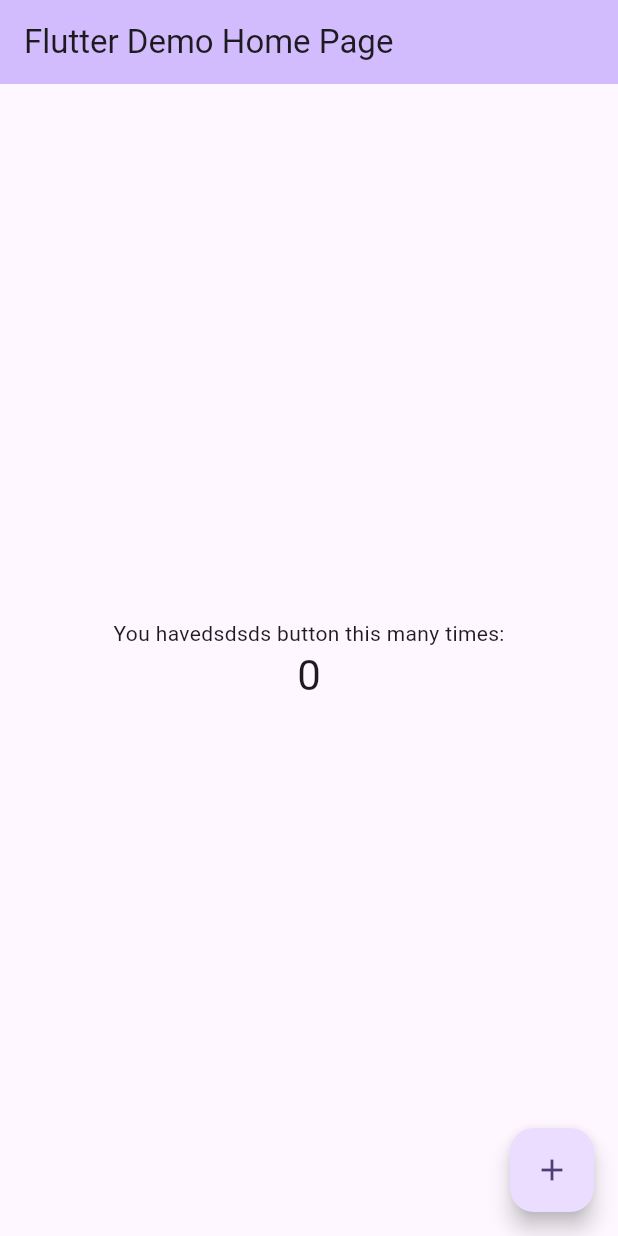
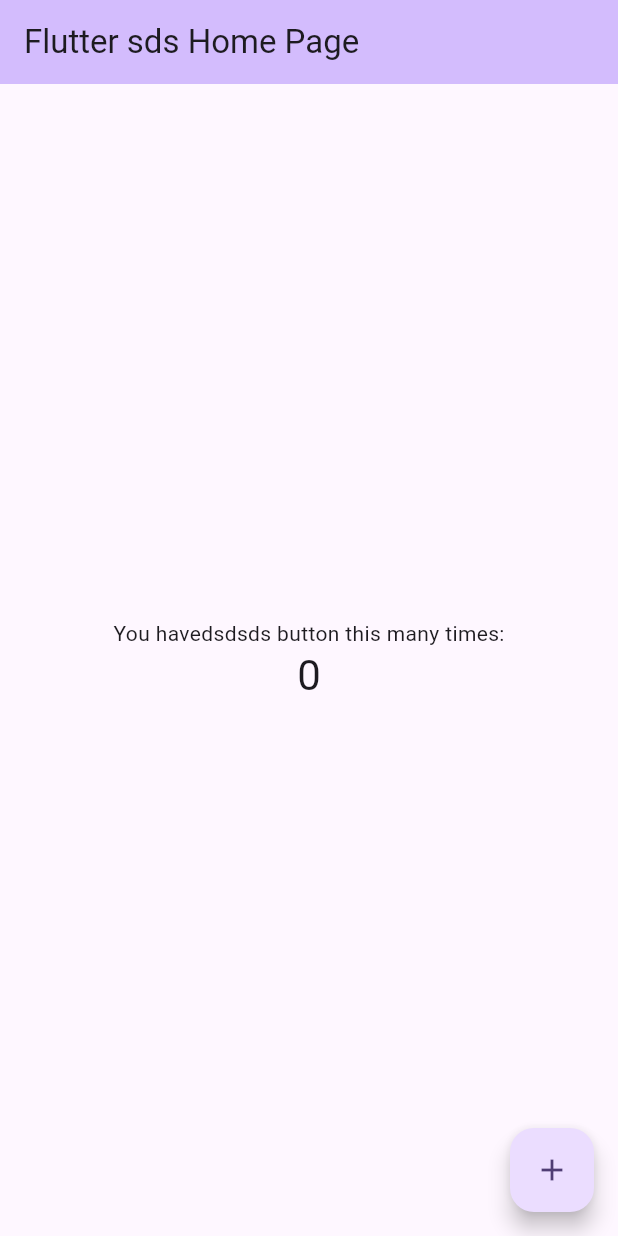
Before and after one commit to grumpyro1/Car-Rental-, a Flutter app: the screen it shows after launch, on a phone screen of 412 x 824 dp. Run offline on Flutter 3.47's test engine with Material 3 defaults, Android fonts, the phone set to English and light mode, and no system bars; our stand-ins replace firebase_core; accounts and stored records are empty.

Commit message:
Initial Commit

```diff
--- a/lib/main.dart
+++ b/lib/main.dart
@@ -22,7 +22,7 @@ class MyApp extends StatelessWidget {
 
         colorScheme: ColorScheme.fromSeed(seedColor: Colors.deepPurple),
       ),
-      home: const MyHomePage(title: 'Flutter Demo Home Page'),
+      home: const MyHomePage(title: 'Flutter sds Home Page'),
     );
   }
 }
```
